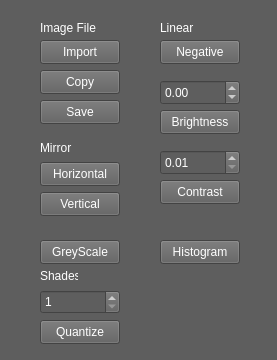
Qt form mainwindow.ui (DiegoHommer/ImageEditor) before a commit.
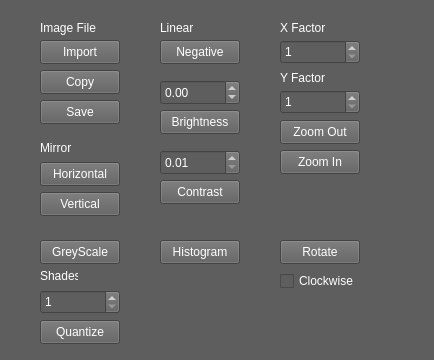
The same form after that commit.

Commit message:
Rotation and Zoom
90º Rotation (Clock and AntiClockwise), Zoom In and Zoom Out implemented.

The edit to the form file:
```diff
--- a/mainwindow.ui
+++ b/mainwindow.ui
@@ -6,7 +6,7 @@
    <rect>
     <x>0</x>
     <y>0</y>
-    <width>277</width>
+    <width>434</width>
     <height>360</height>
    </rect>
   </property>
@@ -321,6 +321,146 @@
      <string>Histogram</string>
     </property>
    </widget>
+   <widget class="QPushButton" name="ZoomInButton">
+    <property name="geometry">
+     <rect>
+      <x>280</x>
+      <y>150</y>
+      <width>80</width>
+      <height>24</height>
+     </rect>
+    </property>
+    <property name="styleSheet">
+     <string notr="true">color: rgb(255, 255, 255);</string>
+    </property>
+    <property name="text">
+     <string>Zoom In</string>
+    </property>
+   </widget>
+   <widget class="QSpinBox" name="X_factor">
+    <property name="geometry">
+     <rect>
+      <x>280</x>
+      <y>40</y>
+      <width>80</width>
+      <height>24</height>
+     </rect>
+    </property>
+    <property name="styleSheet">
+     <string notr="true">color: rgb(255, 255, 255);</string>
+    </property>
+    <property name="minimum">
+     <number>1</number>
+    </property>
+    <property name="maximum">
+     <number>1000</number>
+    </property>
+    <property name="value">
+     <number>1</number>
+    </property>
+   </widget>
+   <widget class="QSpinBox" name="Y_factor">
+    <property name="geometry">
+     <rect>
+      <x>280</x>
+      <y>90</y>
+      <width>80</width>
+      <height>24</height>
+     </rect>
+    </property>
+    <property name="styleSheet">
+     <string notr="true">color: rgb(255, 255, 255);</string>
+    </property>
+    <property name="minimum">
+     <number>1</number>
+    </property>
+    <property name="maximum">
+     <number>1000</number>
+    </property>
+    <property name="value">
+     <number>1</number>
+    </property>
+   </widget>
+   <widget class="QLabel" name="label_5">
+    <property name="geometry">
+     <rect>
+      <x>280</x>
+      <y>20</y>
+      <width>101</width>
+      <height>16</height>
+     </rect>
+    </property>
+    <property name="styleSheet">
+     <string notr="true">color: rgb(255, 255, 255);</string>
+    </property>
+    <property name="text">
+     <string>X Factor</string>
+    </property>
+   </widget>
+   <widget class="QLabel" name="label_6">
+    <property name="geometry">
+     <rect>
+      <x>280</x>
+      <y>70</y>
+      <width>101</width>
+      <height>16</height>
+     </rect>
+    </property>
+    <property name="styleSheet">
+     <string notr="true">color: rgb(255, 255, 255);</string>
+    </property>
+    <property name="text">
+     <string>Y Factor</string>
+    </property>
+   </widget>
+   <widget class="QPushButton" name="ZoomOutButton">
+    <property name="geometry">
+     <rect>
+      <x>280</x>
+      <y>120</y>
+      <width>80</width>
+      <height>24</height>
+     </rect>
+    </property>
+    <property name="styleSheet">
+     <string notr="true">color: rgb(255, 255, 255);</string>
+    </property>
+    <property name="text">
+     <string>Zoom Out</string>
+    </property>
+   </widget>
+   <widget class="QPushButton" name="RotateButton">
+    <property name="geometry">
+     <rect>
+      <x>280</x>
+      <y>240</y>
+      <width>80</width>
+      <height>24</height>
+     </rect>
+    </property>
+    <property name="styleSheet">
+     <string notr="true">color: rgb(255, 255, 255);</string>
+    </property>
+    <property name="text">
+     <string>Rotate</string>
+    </property>
+   </widget>
+   <widget class="QCheckBox" name="Clockwise">
+    <property name="geometry">
+     <rect>
+      <x>280</x>
+      <y>270</y>
+      <width>77</width>
+      <height>22</height>
+     </rect>
+    </property>
+    <property name="styleSheet">
+     <string notr="true">color: rgb(255, 255, 255);</string>
+    </property>
+    <property name="text">
+     <string>Clockwise</string>
+    </property>
+   </widget>
   </widget>
  </widget>
  <resources/>
```
The commit also changes 3 other files.
